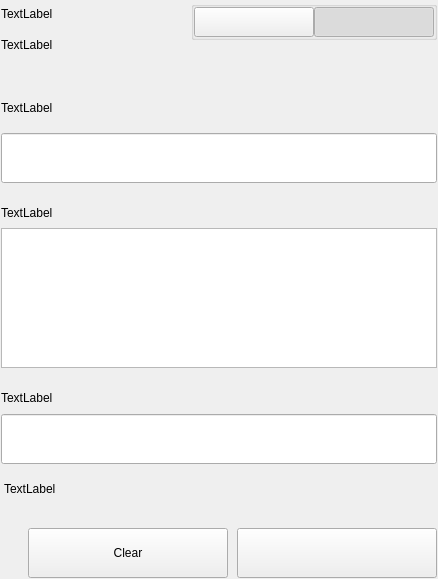
Qt form src/qt/castle/settings/forms/settingssignmessagewidgets.ui (growaleaf/CastleMN) before a commit.
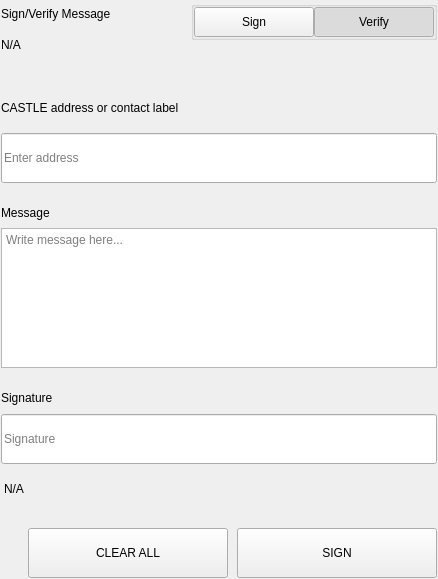
The same form after that commit.

Patch:
```diff
--- a/src/qt/castle/settings/forms/settingssignmessagewidgets.ui
+++ b/src/qt/castle/settings/forms/settingssignmessagewidgets.ui
@@ -75,14 +75,14 @@
              <item>
               <widget class="QLabel" name="labelTitle">
                <property name="text">
-                <string>TextLabel</string>
+                <string>Sign/Verify Message</string>
                </property>
               </widget>
              </item>
              <item>
               <widget class="QLabel" name="labelSubtitle1">
                <property name="text">
-                <string>TextLabel</string>
+                <string notr="true">N/A</string>
                </property>
                <property name="wordWrap">
                 <bool>true</bool>
@@ -162,7 +162,7 @@
                     <enum>Qt::NoFocus</enum>
                    </property>
                    <property name="text">
-                    <string/>
+                    <string>Sign</string>
                    </property>
                    <property name="checkable">
                     <bool>true</bool>
@@ -190,7 +190,7 @@
                     <enum>Qt::NoFocus</enum>
                    </property>
                    <property name="text">
-                    <string/>
+                    <string>Verify</string>
                    </property>
                    <property name="checkable">
                     <bool>true</bool>
@@ -276,7 +276,7 @@
                </size>
               </property>
               <property name="text">
-               <string>TextLabel</string>
+               <string>CASTLE address or contact label</string>
               </property>
              </widget>
             </item>
@@ -294,6 +294,9 @@
                 <height>50</height>
                </size>
               </property>
+              <property name="placeholderText">
+               <string>Enter address</string>
+              </property>
              </widget>
             </item>
            </layout>
@@ -335,7 +338,7 @@
               </size>
              </property>
              <property name="text">
-              <string>TextLabel</string>
+              <string>Message</string>
              </property>
             </widget>
            </item>
@@ -353,6 +356,9 @@
                <height>140</height>
               </size>
              </property>
+             <property name="placeholderText">
+              <string>Write message here...</string>
+             </property>
             </widget>
            </item>
           </layout>
@@ -415,7 +421,7 @@
                </size>
               </property>
               <property name="text">
-               <string>TextLabel</string>
+               <string>Signature</string>
               </property>
              </widget>
             </item>
@@ -427,6 +433,9 @@
                 <height>50</height>
                </size>
               </property>
+              <property name="placeholderText">
+               <string>Signature</string>
+              </property>
              </widget>
             </item>
            </layout>
@@ -438,7 +447,7 @@
             <string notr="true">padding-top:5px;</string>
            </property>
            <property name="text">
-            <string>TextLabel</string>
+            <string notr="true">N/A</string>
            </property>
           </widget>
          </item>
@@ -491,7 +500,7 @@
               <enum>Qt::NoFocus</enum>
              </property>
              <property name="text">
-              <string>Clear</string>
+              <string>CLEAR ALL</string>
              </property>
             </widget>
            </item>
@@ -513,7 +522,7 @@
               <enum>Qt::NoFocus</enum>
              </property>
              <property name="text">
-              <string/>
+              <string>SIGN</string>
              </property>
             </widget>
            </item>
```
